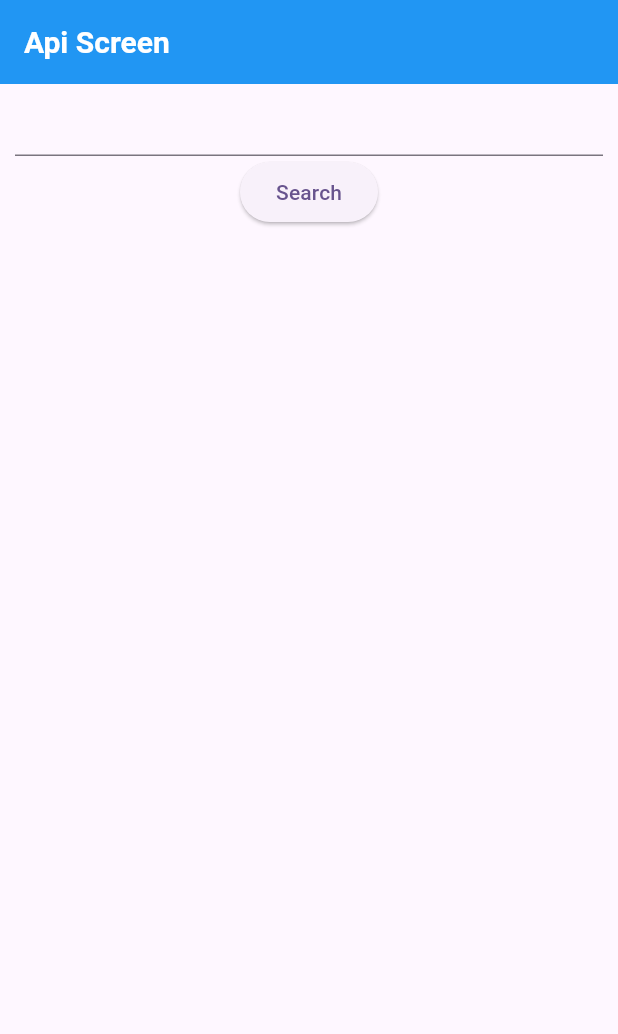
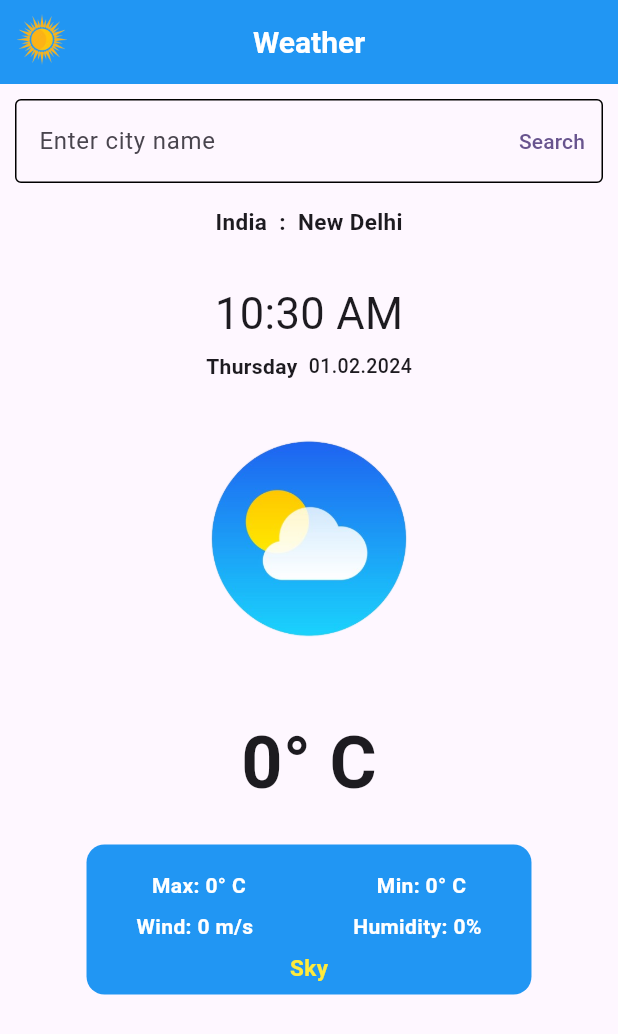
Before and after one commit to saurabhkumar-sk/weather_application, a Flutter app: the screen it shows after launch, on a phone screen of 412 x 824 dp. Shown: the top 1034 px of the screen. Run offline on Flutter 3.47's test engine with Material 3 defaults, Android fonts, the phone set to English and light mode, and no system bars.

Commit message:
All Donr

```diff
--- a/lib/screens/home_screen.dart
+++ b/lib/screens/home_screen.dart
@@ -1,9 +1,8 @@
-import 'dart:developer';
-
 import 'package:flutter/material.dart';
-// import 'package:http/http.dart' as http;
+import 'package:intl/intl.dart';
 import 'package:weather_application/model/weather_models.dart';
-import 'package:weather_application/repo.dart';
+import 'package:weather_application/utils/repo.dart';
+import 'package:weather_application/utils/textstyle.dart';
 
 class ApiScreens extends StatefulWidget {
   const ApiScreens({Key? key}) : super(key: key);
@@ -14,32 +13,16 @@ class ApiScreens extends StatefulWidget {
 
 class _ApiScreensState extends State<ApiScreens> {
   TextEditingController textEditingController = TextEditingController();
-  // Map<String, dynamic> finalResponse = {};
-  // Future<void> apicall() async {
-  //   String city = "Bihar";
-  //   var weatherApiUrl =
-  //       "https://api.openweathermap.org/data/2.5/weather?q=$city&APPID=43ea6baaad7663dc17637e22ee6f78f2";
+  WeatherModel? weatherModel;
 
-  //   http.Response response;
-  //   response = await http.get(
-  //     Uri.parse(weatherApiUrl),
-  //   );
-  //   // log(response.body);
-  //   if (response.statusCode == 200) {
-  //     try {
-  //       setState(() {
-  //         finalResponse = json.decode(response.body);
-  //       });
-  //     } catch (e) {
-  //       log('Error decoding JSON:  : $e');
-  //     }
-  //   }
-  // }
+  String formattedTime = DateFormat('hh:mm a', 'en_US').format(DateTime.now());
+  String formattedDate = DateFormat('dd.MM.yyyy').format(DateTime.now());
+  String formattedDay = DateFormat('EEEE').format(DateTime.now());
 
   @override
-  void initState() {
-    super.initState();
-    // apicall();
+  void dispose() {
+    textEditingController.dispose();
+    super.dispose();
   }
 
   @override
@@ -48,8 +31,15 @@ class _ApiScreensState extends State<ApiScreens> {
       appBar: AppBar(
         automaticallyImplyLeading: false,
         backgroundColor: Colors.blue,
+        centerTitle: true,
+        leading: const CircleAvatar(
+          backgroundColor: Colors.blue,
+          backgroundImage: AssetImage(
+            'assets/images/sun-removebg-preview.png',
+          ),
+        ),
         title: const Text(
-          "Api Screen",
+          "Weather",
           style: TextStyle(
             fontSize: 20,
             fontWeight: FontWeight.bold,
@@ -61,21 +51,156 @@ class _ApiScreensState extends State<ApiScreens> {
         padding: const EdgeInsets.symmetric(
           horizontal: 10,
         ),
+        child: SingleChildScrollView(
           child: Column(
+            crossAxisAlignment: CrossAxisAlignment.center,
             children: [
+              const SizedBox(height: 10),
               TextField(
                 controller: textEditingController,
+                decoration: InputDecoration(
+                  border:
+                      const OutlineInputBorder(borderRadius: BorderRadius.zero),
+                  enabledBorder: const OutlineInputBorder(
+                    borderSide: BorderSide(
+                      color: Colors.black,
                     ),
-            ElevatedButton(
+                  ),
+                  focusedBorder: const OutlineInputBorder(
+                    borderSide: BorderSide(
+                      color: Colors.green,
+                    ),
+                  ),
+                  suffixIcon: TextButton(
                     onPressed: () async {
-                WeatherModel a =
+                      weatherModel =
                           await Repo().getWeather(textEditingController.text);
-                log(a.main!.temp.toString(), name: 'weather');
+                      setState(() {});
                     },
                     child: const Text("Search"),
                   ),
-            // Text(a.main!.temp).toString();
+                  hintText: "Enter city name",
+                ),
+              ),
+              const SizedBox(height: 15),
+              Row(
+                mainAxisAlignment: MainAxisAlignment.center,
+                children: [
+                  Text(
+                    weatherModel?.sys?.country ?? "India",
+                    style: const TextStyle(
+                      fontSize: 15,
+                      fontWeight: FontWeight.bold,
+                    ),
+                  ),
+                  Text(
+                    "  :  ${weatherModel?.name ?? "New Delhi"}",
+                    style: const TextStyle(
+                      fontSize: 15,
+                      fontWeight: FontWeight.bold,
+                    ),
+                  ),
                 ],
+              ),
+              const SizedBox(height: 30),
+              Text(
+                formattedTime,
+                style: const TextStyle(
+                  fontSize: 29,
+                ),
+              ),
+              const SizedBox(height: 5),
+              Row(
+                mainAxisAlignment: MainAxisAlignment.center,
+                children: [
+                  Text(
+                    "$formattedDay  ",
+                    style: const TextStyle(
+                      fontWeight: FontWeight.bold,
+                    ),
+                  ),
+                  Text(
+                    formattedDate,
+                    style: const TextStyle(
+                      fontSize: 13,
+                      fontWeight: FontWeight.w500,
+                    ),
+                  ),
+                ],
+              ),
+              const SizedBox(height: 30),
+              SizedBox(
+                height: 150,
+                width: 200,
+                child: Image.asset(
+                  weatherModel?.main?.temp != null
+                      ? weatherModel!.main!.temp! >= 20
+                          ? 'assets/images/sun-removebg-preview.png'
+                          : weatherModel!.main!.temp! < 16
+                              ? 'assets/images/cloud-removebg-preview.png'
+                              : weatherModel!.main!.temp! < 14
+                                  ? 'assets/images/sun-removebg-preview.png'
+                                  : "assets/images/sun-removebg-preview.png"
+                      : "assets/images/cloud-removebg-preview.png",
+                  fit: BoxFit.cover,
+                  width: 200,
+                ),
+              ),
+              const SizedBox(height: 40),
+              Text(
+                "${weatherModel?.main?.temp!.toString().substring(0, 2) ?? "0"}\u00B0 C",
+                style: const TextStyle(
+                  fontSize: 48,
+                  fontWeight: FontWeight.bold,
+                ),
+              ),
+              const SizedBox(height: 20),
+              Container(
+                height: 100,
+                width: MediaQuery.of(context).size.width * 0.72,
+                decoration: BoxDecoration(
+                  color: Colors.blue,
+                  borderRadius: BorderRadius.circular(12),
+                ),
+                child: Column(
+                  mainAxisAlignment: MainAxisAlignment.spaceEvenly,
+                  children: [
+                    const SizedBox(height: 3),
+                    Row(
+                      mainAxisAlignment: MainAxisAlignment.spaceAround,
+                      children: [
+                        Text(
+                          "Max: ${weatherModel?.main?.tempMax!.toString().substring(0, 2) ?? "0"}\u00B0 C",
+                          style: textStyle,
+                        ),
+                        Text(
+                          "Min: ${weatherModel?.main?.tempMin!.toString().substring(0, 2) ?? "0"}\u00B0 C",
+                          style: textStyle,
+                        ),
+                      ],
+                    ),
+                    Row(
+                      mainAxisAlignment: MainAxisAlignment.spaceAround,
+                      children: [
+                        Text(
+                          "Wind: ${weatherModel?.wind!.deg.toString().substring(0, 2) ?? "0"} m/s",
+                          style: textStyle,
+                        ),
+                        Text(
+                          "Humidity: ${weatherModel?.main?.humidity!.toString().substring(0, 2) ?? "0"}%",
+                          style: textStyle,
+                        ),
+                      ],
+                    ),
+                    Text(
+                      weatherModel?.weather![0].description ?? "Sky",
+                      style: clearSky,
+                    ),
+                  ],
+                ),
+              ),
+            ],
+          ),
         ),
       ),
     );
--- a/lib/repo.dart
+++ b/lib/utils/repo.dart
@@ -6,7 +6,6 @@ import 'package:weather_application/model/weather_models.dart';
 
 class Repo {
   Future getWeather(String? city) async {
-    // city = "Udaipur";
     var weatherApiUrl =
         "https://api.openweathermap.org/data/2.5/weather?q=$city&APPID=43ea6baaad7663dc17637e22ee6f78f2";
 
--- /dev/null
+++ b/lib/utils/textstyle.dart
@@ -0,0 +1,11 @@
+import 'package:flutter/material.dart';
+
+TextStyle textStyle = const TextStyle(
+  fontWeight: FontWeight.w600,
+  color: Colors.white,
+);
+TextStyle clearSky = const TextStyle(
+  fontWeight: FontWeight.w600,
+  fontSize: 15,
+  color: Colors.yellow,
+);
--- a/pubspec.yaml
+++ b/pubspec.yaml
@@ -37,6 +37,7 @@ dependencies:
   cupertino_icons: ^1.0.2
   font_awesome_flutter: ^10.6.0
   http: ^1.1.2
+  intl: ^0.19.0
 
 dev_dependencies:
   flutter_test:
@@ -61,8 +62,8 @@ flutter:
   uses-material-design: true
 
   # To add assets to your application, add an assets section, like this:
-  # assets:
-  #   - images/a_dot_burr.jpeg
+  assets:
+    - assets/images/
   #   - images/a_dot_ham.jpeg
 
   # An image asset can refer to one or more resolution-specific "variants", see
```
Also changed, not shown: lib/model/weather_models.dart (+52 -53 lines), assets/images/cloud-removebg-preview.png (added), assets/images/rain-removebg-preview.png (added), assets/images/red__sun-removebg-preview.png (added), assets/images/sun-removebg-preview.png (added), pubspec.lock, 1 other file. Lines whose indentation alone changed are shown as unchanged.
